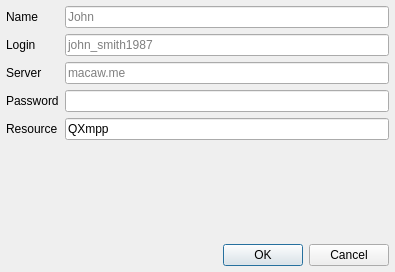
shunf4/squawk, file ui/widgets/account.ui: the form before one commit.
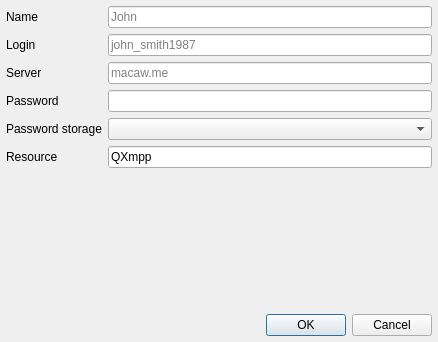
The form after the commit.

What changed in the file:
```diff
--- a/ui/widgets/account.ui
+++ b/ui/widgets/account.ui
@@ -6,8 +6,8 @@
    <rect>
     <x>0</x>
     <y>0</y>
-    <width>395</width>
-    <height>272</height>
+    <width>438</width>
+    <height>342</height>
    </rect>
   </property>
   <property name="windowTitle">
@@ -114,14 +114,14 @@
        </property>
       </widget>
      </item>
-     <item row="4" column="0">
+     <item row="5" column="0">
       <widget class="QLabel" name="label_5">
        <property name="text">
         <string>Resource</string>
        </property>
       </widget>
      </item>
-     <item row="4" column="1">
+     <item row="5" column="1">
       <widget class="QLineEdit" name="resource">
        <property name="toolTip">
         <string>A resource name like &quot;Home&quot; or &quot;Work&quot;</string>
@@ -131,6 +131,16 @@
        </property>
       </widget>
      </item>
+     <item row="4" column="0">
+      <widget class="QLabel" name="label_6">
+       <property name="text">
+        <string>Password storage</string>
+       </property>
+      </widget>
+     </item>
+     <item row="4" column="1">
+      <widget class="QComboBox" name="passwordType"/>
+     </item>
     </layout>
    </item>
    <item>
```
